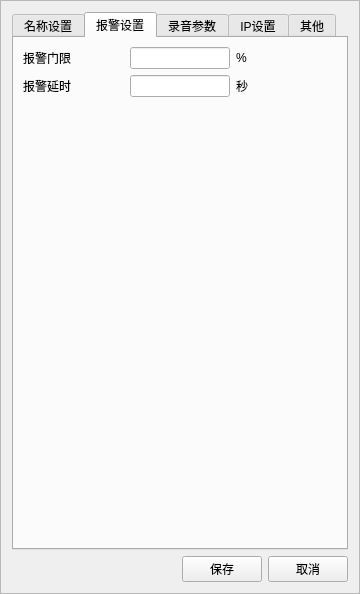
Before: the Qt Designer form UI/popup/globalset.ui in 851896022/full_link_monitoring, drawn with Qt 5.
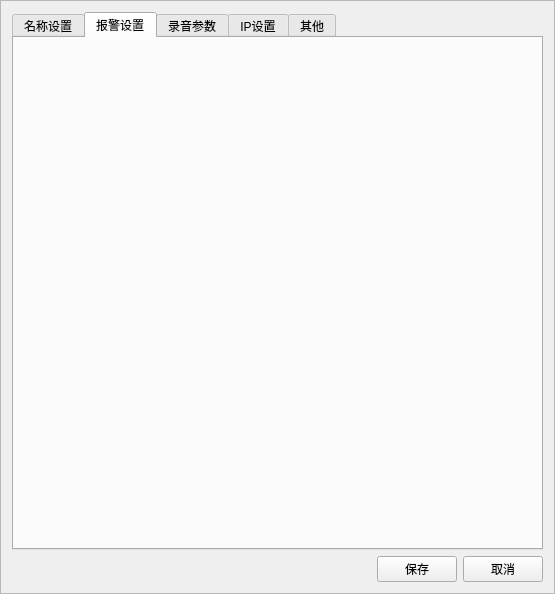
After: the same form once the commit is applied. The open tabs and pages were chosen to show the change. Custom widgets are drawn as their Qt base class.

```diff
--- a/UI/popup/globalset.ui
+++ b/UI/popup/globalset.ui
@@ -6,7 +6,7 @@
    <rect>
     <x>0</x>
     <y>0</y>
-    <width>360</width>
+    <width>555</width>
     <height>540</height>
    </rect>
   </property>
@@ -457,75 +457,22 @@
       <attribute name="title">
        <string>报警设置</string>
       </attribute>
-      <layout class="QVBoxLayout" name="verticalLayout_4">
-       <item>
-        <layout class="QGridLayout" name="gridLayout">
-         <item row="0" column="0">
-          <widget class="QLabel" name="label_18">
-           <property name="text">
-            <string>报警门限</string>
-           </property>
-          </widget>
-         </item>
-         <item row="0" column="1">
-          <widget class="QLineEdit" name="txt_gate">
-           <property name="sizePolicy">
-            <sizepolicy hsizetype="Ignored" vsizetype="Fixed">
-             <horstretch>0</horstretch>
-             <verstretch>0</verstretch>
-            </sizepolicy>
-           </property>
-          </widget>
-         </item>
-         <item row="1" column="0">
-          <widget class="QLabel" name="label_19">
-           <property name="text">
-            <string>报警延时</string>
-           </property>
-          </widget>
-         </item>
-         <item row="1" column="1">
-          <widget class="QLineEdit" name="txt_delay">
-           <property name="sizePolicy">
-            <sizepolicy hsizetype="Ignored" vsizetype="Fixed">
-             <horstretch>0</horstretch>
-             <verstretch>0</verstretch>
-            </sizepolicy>
-           </property>
-           <property name="text">
-            <string/>
-           </property>
-          </widget>
-         </item>
-         <item row="1" column="2">
-          <widget class="QLabel" name="label_20">
-           <property name="text">
-            <string>秒</string>
-           </property>
-          </widget>
-         </item>
-         <item row="0" column="2">
-          <widget class="QLabel" name="label_21">
-           <property name="text">
-            <string>%</string>
-           </property>
-          </widget>
-         </item>
-         <item row="2" column="0" colspan="3">
-          <spacer name="verticalSpacer">
-           <property name="orientation">
-            <enum>Qt::Vertical</enum>
-           </property>
-           <property name="sizeHint" stdset="0">
-            <size>
-             <width>20</width>
-             <height>40</height>
-            </size>
-           </property>
-          </spacer>
-         </item>
-        </layout>
-       </item>
+      <layout class="QVBoxLayout" name="vBox_alarm">
+       <property name="spacing">
+        <number>0</number>
+       </property>
+       <property name="leftMargin">
+        <number>0</number>
+       </property>
+       <property name="topMargin">
+        <number>0</number>
+       </property>
+       <property name="rightMargin">
+        <number>0</number>
+       </property>
+       <property name="bottomMargin">
+        <number>0</number>
+       </property>
       </layout>
      </widget>
      <widget class="QWidget" name="tab_4">
```
Left out of the diff: 2 changed lines with no effect on the pictures.
